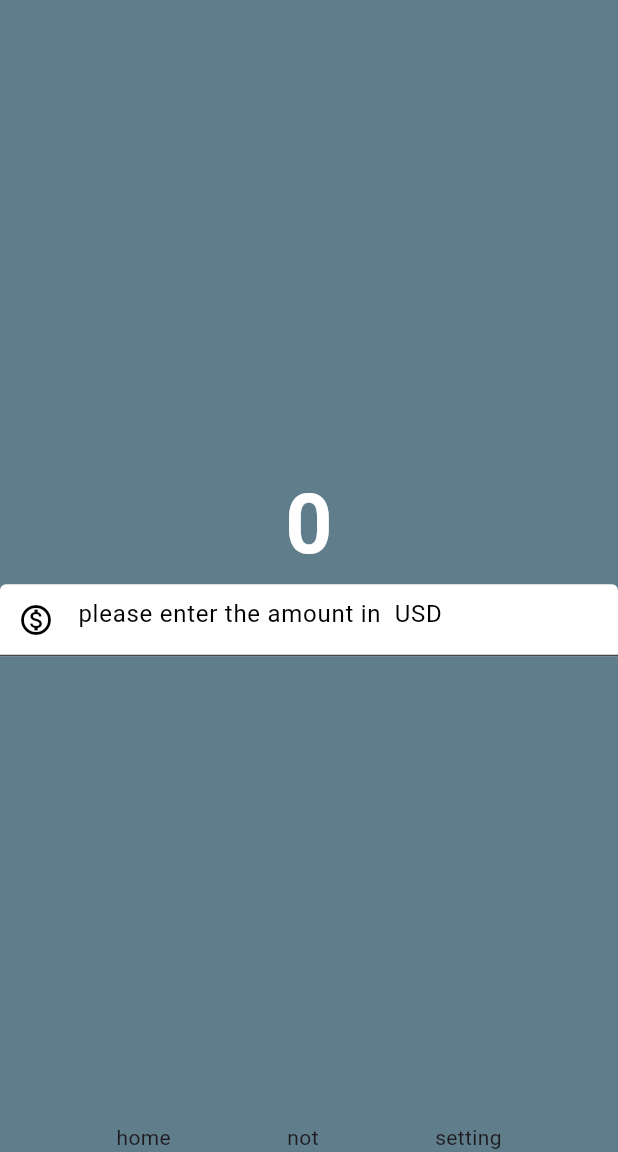
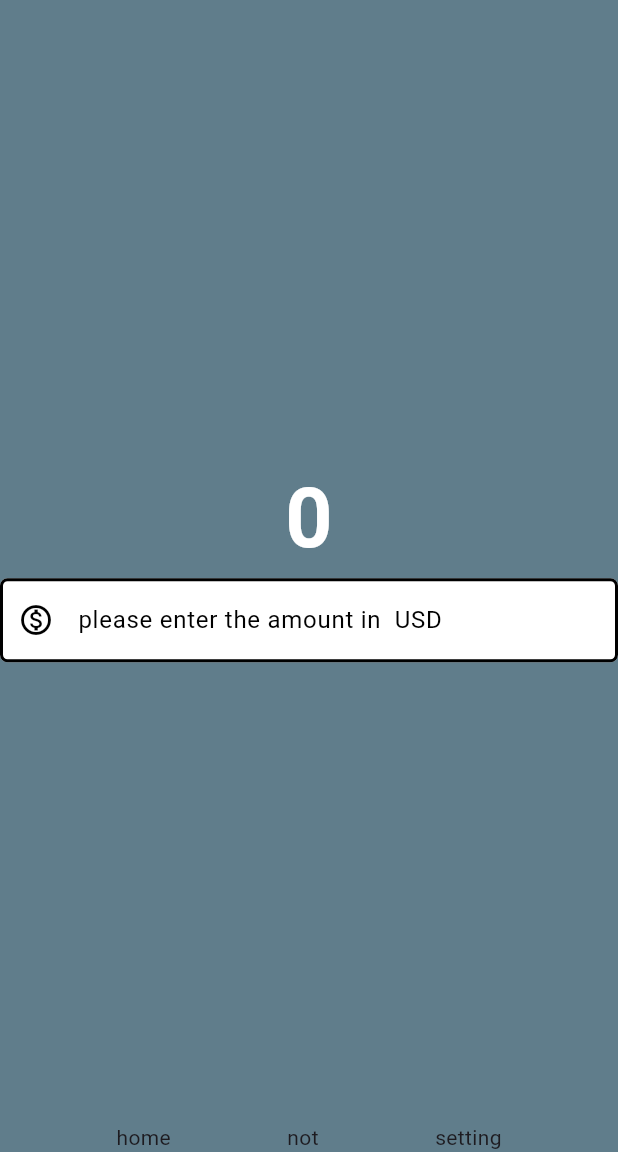
Before and after one commit to jodosjodos/currency_converter, a Flutter app: the screen it shows after launch, on a phone screen of 412 x 824 dp, the part 84-1236 px from its top. Run offline on Flutter 3.47's test engine with Material 3 defaults, Android fonts, the phone set to English and light mode, and no system bars.

Commit message:
[add] customize textField

```diff
--- a/lib/currency_converter_material_page.dart
+++ b/lib/currency_converter_material_page.dart
@@ -6,6 +6,15 @@ class CurrencyConverterMaterialPage extends StatelessWidget {
   @override
   // BuildContext let your widget be know is available
   Widget build(BuildContext context) {
+    // custom border
+    final border = OutlineInputBorder(
+      borderSide: const BorderSide(
+        width: 2.0,
+        style: BorderStyle.solid,
+      ),
+      borderRadius: BorderRadius.circular(5),
+    );
+
     return Scaffold(
       backgroundColor: Colors.blueGrey,
       appBar: AppBar(
@@ -17,11 +26,11 @@ class CurrencyConverterMaterialPage extends StatelessWidget {
         backgroundColor: Colors.blue[500],
         centerTitle: true,
       ),
-      body: const Center(
+      body: Center(
         child: Column(
           mainAxisAlignment: MainAxisAlignment.center,
           children: [
-            Text(
+            const Text(
               "0",
               style: TextStyle(
                   fontSize: 55,
@@ -29,20 +38,23 @@ class CurrencyConverterMaterialPage extends StatelessWidget {
                   color: Color.fromARGB(255, 255, 255, 255)),
             ),
             TextField(
-              style: TextStyle(
+              style: const TextStyle(
                 color: Colors.white,
               ),
               decoration: InputDecoration(
                 hintText: "please enter the amount in  USD",
-                  hintStyle: TextStyle(
+                hintStyle: const TextStyle(
                   color: Colors.black,
                 ),
-                  prefixIcon: Icon(
+                prefixIcon: const Icon(
                   Icons.monetization_on_outlined,
                 ),
                 prefixIconColor: Colors.black,
                 filled: true,
-                  fillColor: Colors.white),
+                fillColor: Colors.white,
+                focusedBorder: border,
+                enabledBorder: border,
+              ),
             ),
           ],
         ),
```
Lines whose indentation alone changed are shown as unchanged.
